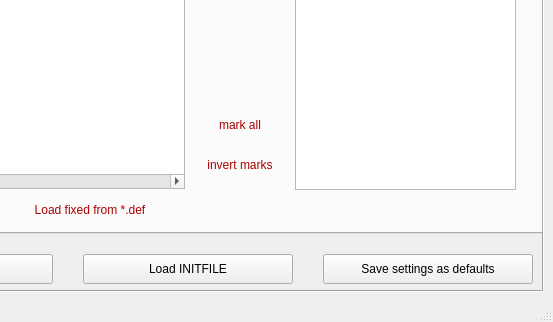
Before: the Qt Designer form gui/LSD.ui in pclusius/arca-box, drawn with Qt 5; both pictures show x 426 to 979 and y 464 to 786 of the 979 by 786 pixel window.
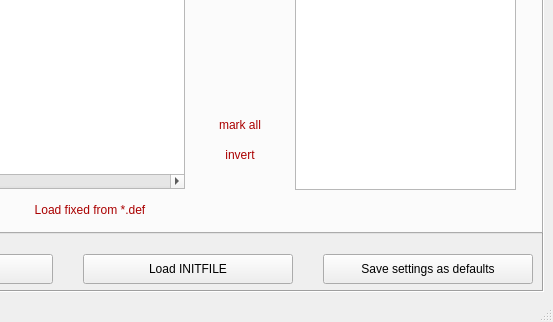
After: the same form once the commit is applied. Custom widgets are drawn as their Qt base class.

Diff of the .ui file:
```diff
--- a/gui/LSD.ui
+++ b/gui/LSD.ui
@@ -1220,7 +1220,7 @@
        <property name="geometry">
         <rect>
          <x>610</x>
-         <y>560</y>
+         <y>550</y>
          <width>90</width>
          <height>30</height>
         </rect>
@@ -1263,7 +1263,7 @@
         </palette>
        </property>
        <property name="text">
-        <string>invert marks</string>
+        <string>invert</string>
        </property>
        <property name="flat">
         <bool>true</bool>
```
Left out of the diff: 6 changed lines with no effect on the pictures.
